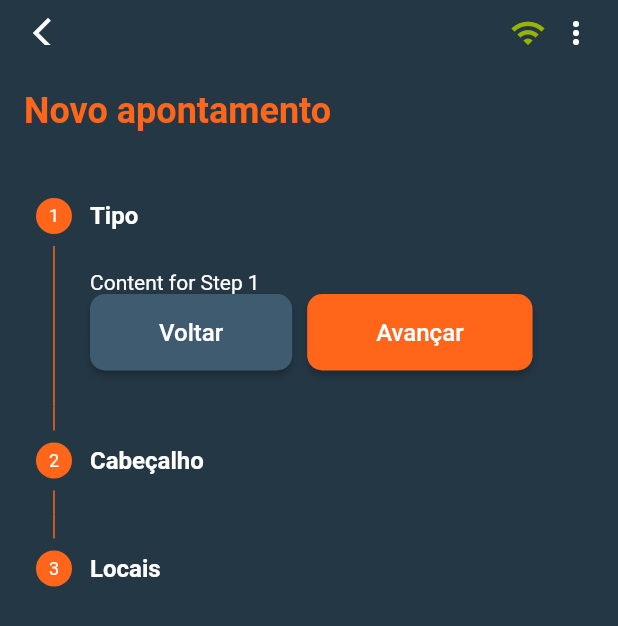
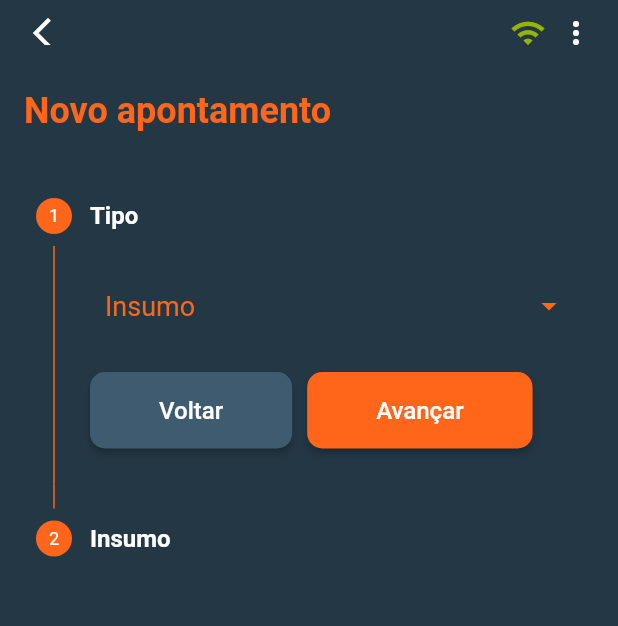
Before and after one commit to gnrfilipe04/atvos_agricola_flutter, a Flutter app: the Notation screen opened directly, after a tap on "Voltar", on a phone screen of 412 x 824 dp. Shown: the top 626 px of the screen. Run offline on Flutter 3.47's test engine with Material 2 defaults, Android fonts, the phone set to English and light mode, and no system bars; our stand-ins replace flutter_mobx, get_it, mobx, shared_preferences; accounts and stored records are empty; generated files the repository leaves out were written again.

```diff
--- a/lib/app/app_controller.dart
+++ b/lib/app/app_controller.dart
@@ -3,7 +3,7 @@ import 'package:atvos_agricola/app/models/note.dart';
 import 'package:atvos_agricola/app/models/order.dart';
 import 'package:atvos_agricola/app/screens/Home/controllers/home_controller.dart';
 import 'package:atvos_agricola/app/screens/Notation/controller/notation_controller.dart';
-import 'package:atvos_agricola/app/screens/Notation/model/stepper_model.dart';
+import 'package:atvos_agricola/app/screens/Notation/models/stepper_model.dart';
 import 'package:get_it/get_it.dart';
 import 'package:mobx/mobx.dart';
 part 'app_controller.g.dart';
--- a/lib/app/app_widget.dart
+++ b/lib/app/app_widget.dart
@@ -1,6 +1,7 @@
 import 'package:atvos_agricola/app/app_controller.dart';
 import 'package:atvos_agricola/app/screens/Home/home.dart';
 import 'package:atvos_agricola/app/screens/Notation/notation.dart';
+import 'package:atvos_agricola/app/screens/TypeNote/type_note.dart';
 import 'package:atvos_agricola/app/theme/custom_theme.dart';
 import 'package:flutter/material.dart';
 import 'package:get_it/get_it.dart';
@@ -30,7 +31,10 @@ class _AppState extends State<App> {
       debugShowCheckedModeBanner: false,
       title: 'Apontamentos Agrícola',
       theme: CustomTheme.darkTheme,
-      home: const Notation(),
+      routes: {
+        '/': (context) => const TypeNote(),
+        '/type_note': (context) => const TypeNote()
+      },
     );
   }
 }
--- /dev/null
+++ b/lib/app/components/CustomDropdown/custom_dropdown.dart
@@ -0,0 +1,66 @@
+import 'package:atvos_agricola/app/components/CustomDropdown/custom_dropdown_store.dart';
+import 'package:atvos_agricola/app/theme/colors.dart';
+import 'package:flutter/material.dart';
+import 'package:flutter_mobx/flutter_mobx.dart';
+import 'package:get_it/get_it.dart';
+
+class CustomDropdown extends StatefulWidget {
+  CustomDropdown(
+      {Key? key, required this.dropdownList, required this.customDropdownStore})
+      : super(key: key);
+
+  @override
+  State<CustomDropdown> createState() => _CustomDropdownState();
+
+  final List<String> dropdownList;
+  final CustomDropdownStore customDropdownStore;
+}
+
+class _CustomDropdownState extends State<CustomDropdown> {
+  @override
+  void initState() {
+    super.initState();
+
+    widget.customDropdownStore.dropdownList = widget.dropdownList;
+    widget.customDropdownStore.dropdownValue = widget.dropdownList.first;
+  }
+
+  @override
+  Widget build(BuildContext context) {
+    return Observer(
+        builder: (_) => DropdownButton<String>(
+              value: widget.customDropdownStore.dropdownValue,
+              iconDisabledColor: CustomColors.grey,
+              iconEnabledColor: CustomColors.orange,
+              isExpanded: true,
+              enableFeedback: false,
+              icon: const Icon(
+                Icons.arrow_drop_down,
+              ),
+              elevation: 16,
+              style: const TextStyle(color: CustomColors.orange),
+              dropdownColor: CustomColors.blueDarkLight,
+              underline: Container(
+                height: 2,
+                color: Colors.transparent,
+              ),
+              onChanged: (String? value) {
+                widget.customDropdownStore.setDropdownValue(value: value);
+              },
+              items: widget.customDropdownStore.dropdownList
+                  .map<DropdownMenuItem<String>>((String value) {
+                return DropdownMenuItem<String>(
+                  value: value,
+                  child: Text(
+                    value,
+                    style: TextStyle(
+                        fontSize: 18,
+                        color: value != widget.customDropdownStore.dropdownValue
+                            ? CustomColors.grey
+                            : CustomColors.orange),
+                  ),
+                );
+              }).toList(),
+            ));
+  }
+}
--- a/lib/app/screens/Notation/controller/notation_controller.dart
+++ b/lib/app/screens/Notation/controller/notation_controller.dart
@@ -1,5 +1,4 @@
-import 'package:atvos_agricola/app/screens/Notation/model/stepper_model.dart';
-import 'package:flutter/material.dart';
+import 'package:atvos_agricola/app/screens/Notation/models/stepper_model.dart';
 import 'package:get_it/get_it.dart';
 import 'package:mobx/mobx.dart';
 part 'notation_controller.g.dart';
@@ -7,38 +6,14 @@ part 'notation_controller.g.dart';
 class NotationController = _NotationControllerBase with _$NotationController;
 
 abstract class _NotationControllerBase with Store {
+  _NotationControllerBase({String? typeNoteSelected}) {
+    typeNote = typeNoteSelected ?? '';
+  }
+
   final StepperModel stepper = GetIt.I.get<StepperModel>();
 
+  @observable
+  String typeNote = '';
   @action
-  init() {
-    setSteps(newSteps: [
-      Step(
-        title: const Text(
-          'Tipo',
-          style: TextStyle(fontSize: 16, fontWeight: FontWeight.bold),
-        ),
-        isActive: stepper.index >= 0,
-        content: Container(
-            alignment: Alignment.centerLeft,
-            child: const Text('Content for Step 1')),
-      ),
-      Step(
-        title: const Text('Cabeçalho',
-            style: TextStyle(fontSize: 16, fontWeight: FontWeight.bold)),
-        isActive: stepper.index >= 0,
-        content: const Text('Content for Step 2'),
-      ),
-      Step(
-        title: const Text('Locais',
-            style: TextStyle(fontSize: 16, fontWeight: FontWeight.bold)),
-        isActive: stepper.index >= 0,
-        content: const Text('Content for Step 3'),
-      ),
-    ]);
-  }
-
-  @action
-  setSteps({required List<Step> newSteps}) {
-    stepper.steps = newSteps;
-  }
+  init() {}
 }
--- a/lib/app/screens/Notation/model/stepper_model.dart
+++ /dev/null
@@ -1,33 +0,0 @@
-import 'package:flutter/material.dart';
-import 'package:mobx/mobx.dart';
-
-part 'stepper_model.g.dart';
-
-class StepperModel = _StepperModelBase with _$StepperModel;
-
-abstract class _StepperModelBase with Store {
-  @observable
-  int index = 0;
-
-  @observable
-  List<Step> steps = [];
-
-  @action
-  onStepCancel() {
-    if (index > 0) {
-      index -= 1;
-    }
-  }
-
-  @action
-  onStepContinue() {
-    if (index < steps.length - 1) {
-      index += 1;
-    }
-  }
-
-  @action
-  onStepTapped({required int indexTapped}) {
-    index = indexTapped;
-  }
-}
--- /dev/null
+++ b/lib/app/screens/Notation/models/stepper_model.dart
@@ -0,0 +1,209 @@
+import 'package:atvos_agricola/app/components/CustomDropdown/custom_dropdown.dart';
+import 'package:atvos_agricola/app/components/CustomDropdown/custom_dropdown_store.dart';
+import 'package:flutter/material.dart';
+import 'package:mobx/mobx.dart';
+
+part 'stepper_model.g.dart';
+
+class FormINS = _FormINSBase with _$FormINS;
+
+abstract class _FormINSBase with Store {
+  _FormINSBase(
+      {required int stepIndex,
+      required CustomDropdownStore dropdowntypesNote}) {
+    index = stepIndex;
+    dropdownInstance = dropdowntypesNote;
+  }
+
+  @observable
+  int index = 0;
+
+  @observable
+  late CustomDropdownStore dropdownInstance = CustomDropdownStore();
+
+  @computed
+  ObservableList<Step> get steps => ObservableList<Step>.of([
+        Step(
+          title: const Text(
+            'Tipo',
+            style: TextStyle(fontSize: 16, fontWeight: FontWeight.bold),
+          ),
+          isActive: index >= 0,
+          content: Column(
+            children: [
+              Padding(
+                padding: const EdgeInsets.only(right: 10, left: 10, bottom: 20),
+                child: CustomDropdown(
+                    customDropdownStore: dropdownInstance,
+                    dropdownList: const [
+                      'Insumo',
+                      'Fertirrigação',
+                      'Plantio',
+                      'Produção'
+                    ]),
+              )
+            ],
+          ),
+        ),
+        Step(
+          title: const Text(
+            'Cabeçalho',
+            style: TextStyle(fontSize: 16, fontWeight: FontWeight.bold),
+          ),
+          isActive: index >= 0,
+          content: Column(
+            children: [
+              Padding(
+                padding: const EdgeInsets.only(right: 10, left: 10, bottom: 20),
+                child: CustomDropdown(
+                    customDropdownStore: dropdownInstance,
+                    dropdownList: const [
+                      'Insumo',
+                      'Fertirrigação',
+                      'Plantio',
+                      'Produção'
+                    ]),
+              )
+            ],
+          ),
+        ),
+      ]);
+}
+
+class FormFER = _FormFERBase with _$FormFER;
+
+abstract class _FormFERBase with Store {}
+
+class StepperModel = _StepperModelBase with _$StepperModel;
+
+abstract class _StepperModelBase with Store {
+  final CustomDropdownStore dropdowntypesNote = CustomDropdownStore();
+
+  @observable
+  int index = 0;
+
+  @computed
+  String? get typeNoteSelected => dropdowntypesNote.dropdownValue;
+
+  @computed
+  ObservableList<Step> get steps => stepsByTypeNote(typeNote: typeNoteSelected);
+
+  @action
+  stepsByTypeNote({required String? typeNote}) {
+    ObservableList<Step> stepsWithDropdownINS = ObservableList<Step>.of([
+      Step(
+        title: const Text(
+          'Tipo',
+          style: TextStyle(fontSize: 16, fontWeight: FontWeight.bold),
+        ),
+        isActive: index >= 0,
+        content: Column(
+          children: [
+            Padding(
+              padding: const EdgeInsets.only(right: 10, left: 10, bottom: 20),
+              child: CustomDropdown(
+                  customDropdownStore: dropdowntypesNote,
+                  dropdownList: const [
+                    'Insumo',
+                    'Fertirrigação',
+                    'Plantio',
+                    'Produção'
+                  ]),
+            )
+          ],
+        ),
+      ),
+      Step(
+        title: const Text(
+          'Insumo',
+          style: TextStyle(fontSize: 16, fontWeight: FontWeight.bold),
+        ),
+        isActive: index >= 0,
+        content: Column(
+          children: [
+            Padding(
+                padding: const EdgeInsets.only(right: 10, left: 10, bottom: 20),
+                child: Text('hello'))
+          ],
+        ),
+      )
+    ]);
+
+    ObservableList<Step> stepsWithDropdown = ObservableList<Step>.of([
+      Step(
+        title: const Text(
+          'Tipo',
+          style: TextStyle(fontSize: 16, fontWeight: FontWeight.bold),
+        ),
+        isActive: index >= 0,
+        content: Column(
+          children: [
+            Padding(
+              padding: const EdgeInsets.only(right: 10, left: 10, bottom: 20),
+              child: CustomDropdown(
+                  customDropdownStore: dropdowntypesNote,
+                  dropdownList: const [
+                    'Insumo',
+                    'Fertirrigação',
+                    'Plantio',
+                    'Produção'
+                  ]),
+            )
+          ],
+        ),
+      ),
+      Step(
+        title: const Text(
+          'Tipo',
+          style: TextStyle(fontSize: 16, fontWeight: FontWeight.bold),
+        ),
+        isActive: index >= 0,
+        content: Column(
+          children: [
+            Padding(
+              padding: const EdgeInsets.only(right: 10, left: 10, bottom: 20),
+              child: Text('hello'),
+            )
+          ],
+        ),
+      ),
+    ]);
+
+    switch (typeNote) {
+      case "Insumo":
+        return stepsWithDropdownINS;
+        break;
+
+      case 'Fertirrigação':
+        break;
+
+      case 'PRD':
+        break;
+
+      case 'PLN':
+        break;
+
+      default:
+        return stepsWithDropdown;
+    }
+  }
+
+  @action
+  onStepCancel() {
+    if (index > 0) {
+      index -= 1;
+    }
+  }
+
+  @action
+  onStepContinue() {
+    if (index < steps.length - 1) {
+      index += 1;
+    }
+  }
+
+  @action
+  onStepTapped({required int indexTapped}) {
+    index = indexTapped;
+  }
+}
--- a/lib/app/screens/Notation/notation.dart
+++ b/lib/app/screens/Notation/notation.dart
@@ -2,7 +2,7 @@ import 'package:atvos_agricola/app/components/AppBar/app_bar_custom.dart';
 import 'package:atvos_agricola/app/components/CustomButton/custom_button.dart';
 import 'package:atvos_agricola/app/components/TitleScreen/title_screen.dart';
 import 'package:atvos_agricola/app/screens/Notation/controller/notation_controller.dart';
-import 'package:atvos_agricola/app/screens/Notation/model/stepper_model.dart';
+import 'package:atvos_agricola/app/screens/Notation/models/stepper_model.dart';
 import 'package:atvos_agricola/app/theme/colors.dart';
 import 'package:flutter/material.dart';
 import 'package:flutter_mobx/flutter_mobx.dart';
@@ -16,10 +16,10 @@ class Notation extends StatefulWidget {
 }
 
 class _NotationState extends State<Notation> {
+  final StepperModel stepper = GetIt.I.get<StepperModel>();
+
   final NotationController notationController =
       GetIt.I.get<NotationController>();
-
-  final StepperModel stepper = GetIt.I.get<StepperModel>();
 
   @override
   void initState() {
```
Also changed, not shown: lib/app/components/CheckboxList/checkbox_list.dart (added, +42 -0 lines), lib/app/components/CheckboxList/checkbox_list_store.dart (added, +27 -0 lines), lib/app/components/CustomDropdown/custom_dropdown_store.dart (added, +22 -0 lines), lib/app/screens/TypeNote/type_note.dart (added, +64 -0 lines), lib/app/components/CheckboxList/checkbox_list_store.g.dart (added), lib/app/components/CustomDropdown/custom_dropdown_store.g.dart (added), lib/app/screens/Notation/controller/notation_controller.g.dart, lib/app/screens/Notation/model/stepper_model.g.dart (deleted), lib/app/screens/Notation/models/stepper_model.g.dart (added).
